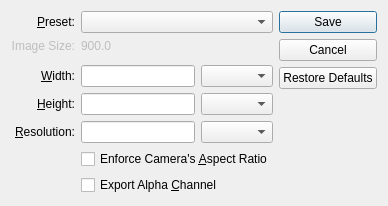
Before: the Qt Designer form libs/gui/canvasexporter.ui in xchrdw/cgsee, drawn with Qt 5.
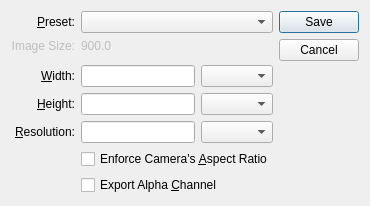
After: the same form once the commit is applied.

Commit message: ref #12 add full restore support * restore last config if custom * restore last preset * differentiate advanced caputure from direct capture * increment filenames on direct capture * resolve missing settings on first usage

```diff
--- a/libs/gui/canvasexporter.ui
+++ b/libs/gui/canvasexporter.ui
@@ -52,7 +52,7 @@
       <enum>Qt::Vertical</enum>
      </property>
      <property name="standardButtons">
-      <set>QDialogButtonBox::Cancel|QDialogButtonBox::RestoreDefaults|QDialogButtonBox::Save</set>
+      <set>QDialogButtonBox::Cancel|QDialogButtonBox::Save</set>
      </property>
     </widget>
    </item>
```
The commit also changes 2 other files.
